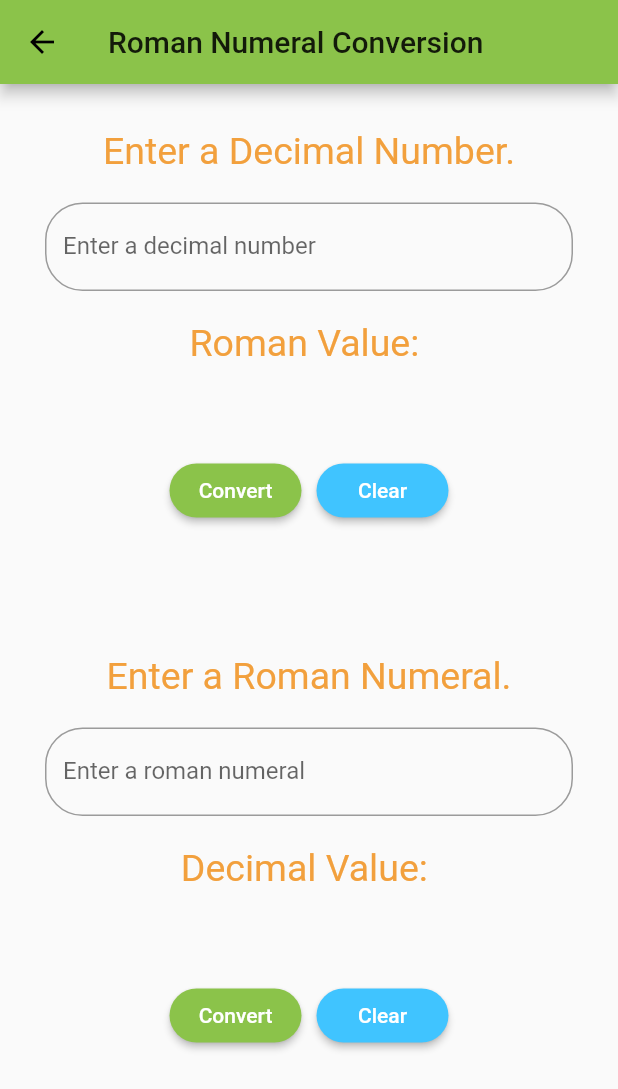
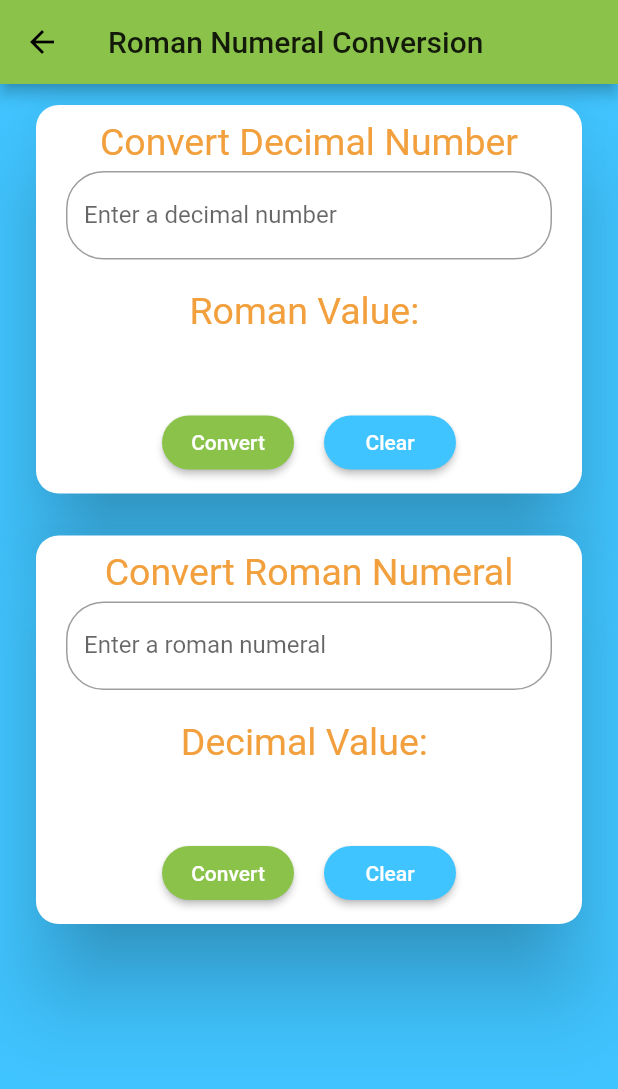
Before and after one commit to fordp/romannumerals, a Flutter app: the screen it shows after launch, after a tap on "Roman Conversion", on a phone screen of 412 x 824 dp. Shown: the top 1089 px of the screen. Run offline on Flutter 3.47's test engine with Material 2 defaults, Android fonts, the phone set to English and light mode, and no system bars; Roboto replaces fonts that are missing (Arvo).

Commit message:
Moved to single screen for roman numeral Conversion. Card widget display for different conversions.

```diff
--- a/lib/main.dart
+++ b/lib/main.dart
@@ -16,11 +16,11 @@ class MyApp extends StatelessWidget {
   @override
   Widget build(BuildContext context) {
     return MaterialApp(
-      title: 'Flutter Demo',
+      title: 'Number Conversionn',
       theme: ThemeData(
         primarySwatch: Colors.lightGreen,
       ),
-      home: MyHomePage(title: 'Roman Numeral Converter'),
+      home: MyHomePage(title: 'Number Conversion'),
     );
   }
 }
--- a/lib/pages/home_page.dart
+++ b/lib/pages/home_page.dart
@@ -1,7 +1,5 @@
 import 'package:flutter/material.dart';
 
-// import './decimal_to_roman.dart';
-// import './roman_to_decimal.dart';
 import './roman_conversion.dart';
 
 class MyHomePage extends StatefulWidget {
--- a/lib/pages/roman_conversion.dart
+++ b/lib/pages/roman_conversion.dart
@@ -1,5 +1,5 @@
 import 'package:flutter/material.dart';
-import 'package:supacentre_app/widgets/helpers/convert_to_decimal.dart';
+import 'package:kids_app/widgets/helpers/convert_to_decimal.dart';
 import '../widgets/helpers/convert_to_roman.dart';
 
 class RomanConversion extends StatefulWidget {
@@ -12,6 +12,8 @@ class RomanConversion extends StatefulWidget {
 class _RomanConversionState extends State<RomanConversion> {
   String _roman = "";
   String _dec = "";
+  double deviceHeight;
+  double deviceWidth;
 
   Widget createAppBar() {
     return AppBar(
@@ -31,6 +33,8 @@ class _RomanConversionState extends State<RomanConversion> {
       var theNum = myDecController.text;
       if (theNum.length == 0) {
         _roman = "Enter a Number.";
+      } else if (int.tryParse(theNum) >= 4000) {
+        _roman = "The number must be less than 4000.";
       } else {
         var dtr = new ConvertDecimalToRoman();
         var aa = dtr.decimalToRoman(int.tryParse(theNum));
@@ -70,7 +74,7 @@ class _RomanConversionState extends State<RomanConversion> {
     return new Padding(
       padding: const EdgeInsets.only(left: 20.0, right: 20.0),
       child: new TextField(
-        textInputAction: TextInputAction.go,
+        // textInputAction: TextInputAction.go,
         decoration: new InputDecoration(
           labelText: "Enter a decimal number",
           fillColor: Colors.white,
@@ -90,8 +94,10 @@ class _RomanConversionState extends State<RomanConversion> {
   }
 
   Widget textboxRomanEntryArea() {
-    return new TextField(
-      textInputAction: TextInputAction.go,
+    return new Padding(
+      padding: const EdgeInsets.only(left: 20.0, right: 20.0),
+      child: new TextField(
+        // textInputAction: TextInputAction.go,
         decoration: new InputDecoration(
           labelText: "Enter a roman numeral",
           fillColor: Colors.white,
@@ -106,6 +112,7 @@ class _RomanConversionState extends State<RomanConversion> {
             }),
         keyboardType: TextInputType.number,
         style: new TextStyle(fontFamily: "Arvo"),
+      ),
     );
   }
 
@@ -139,12 +146,12 @@ class _RomanConversionState extends State<RomanConversion> {
 
   Widget conversionDecimalResultAreaResult() {
     return Padding(
-      padding: const EdgeInsets.all(10.0),
+      padding: const EdgeInsets.all(5.0),
       child: new Text(
         _roman,
         style: TextStyle(
           fontWeight: FontWeight.bold,
-          fontSize: 30,
+          fontSize: 25,
           color: Colors.redAccent,
         ),
       ),
@@ -153,12 +160,12 @@ class _RomanConversionState extends State<RomanConversion> {
 
   Widget conversionRomanResultAreaResult() {
     return Padding(
-      padding: const EdgeInsets.all(10.0),
+      padding: const EdgeInsets.all(5.0),
       child: new Text(
         _dec,
         style: TextStyle(
           fontWeight: FontWeight.bold,
-          fontSize: 30,
+          fontSize: 25,
           color: Colors.redAccent,
         ),
       ),
@@ -167,7 +174,7 @@ class _RomanConversionState extends State<RomanConversion> {
 
   Widget convertDecimalButton() {
     return Padding(
-      padding: const EdgeInsets.all(5.0),
+      padding: const EdgeInsets.all(10.0),
       child: Builder(
         builder: (context) {
           return RaisedButton(
@@ -187,7 +194,7 @@ class _RomanConversionState extends State<RomanConversion> {
 
   Widget convertRomanButton() {
     return Padding(
-      padding: const EdgeInsets.all(5.0),
+      padding: const EdgeInsets.all(10.0),
       child: Builder(
         builder: (context) {
           return RaisedButton(
@@ -207,7 +214,7 @@ class _RomanConversionState extends State<RomanConversion> {
 
   Widget clearDecimalButton() {
     return Padding(
-      padding: const EdgeInsets.all(5.0),
+      padding: const EdgeInsets.all(10.0),
       child: Builder(
         builder: (context) {
           return RaisedButton(
@@ -227,7 +234,7 @@ class _RomanConversionState extends State<RomanConversion> {
 
   Widget clearRomanButton() {
     return Padding(
-      padding: const EdgeInsets.all(5.0),
+      padding: const EdgeInsets.all(10.0),
       child: Builder(
         builder: (context) {
           return RaisedButton(
@@ -272,20 +279,26 @@ class _RomanConversionState extends State<RomanConversion> {
   }
 
   Widget createDecimalConversionArea(BuildContext context) {
-    return Container(
-      padding: EdgeInsets.all(10.0),
-      // color: Colors.white,
+    return Center(
+      child: Padding(
+        padding:
+            EdgeInsets.only(top: 10.0, bottom: 10.0, left: 20.0, right: 20.0),
+        child: new Card(
+          shape: RoundedRectangleBorder(
+            borderRadius: BorderRadius.circular(15.0),
+          ),
+          elevation: 25.0,
           child: new Container(
-        child: new Center(
+            child: Container(
               child: new Column(
                 children: [
-              paddingEdgeInsetsTop(20.0),
+                  paddingEdgeInsetsTop(10.0),
                   new Text(
-                'Enter a Decimal Number.',
-                style:
-                    new TextStyle(color: hexToColor("#F2A03D"), fontSize: 25.0),
+                    'Convert Decimal Number',
+                    style: new TextStyle(
+                        color: hexToColor("#F2A03D"), fontSize: 25.0),
                   ),
-              paddingEdgeInsetsTop(20.0),
+                  paddingEdgeInsetsTop(5.0),
                   textboxDecimalEntryArea(),
                   conversionDecimalResultAreaText(),
                   conversionDecimalResultAreaResult(),
@@ -294,24 +307,32 @@ class _RomanConversionState extends State<RomanConversion> {
               ),
             ),
           ),
+        ),
+      ),
     );
   }
 
   Widget createRomanConversionArea(BuildContext context) {
-    return Container(
-      padding: EdgeInsets.all(30.0),
-      // color: Colors.white,
+    return Center(
+      child: Padding(
+        padding:
+            EdgeInsets.only(top: 10.0, bottom: 10.0, left: 20.0, right: 20.0),
+        child: new Card(
+          shape: RoundedRectangleBorder(
+            borderRadius: BorderRadius.circular(15.0),
+          ),
+          elevation: 25.0,
           child: new Container(
-        child: new Center(
+            child: Container(
               child: new Column(
                 children: [
-              paddingEdgeInsetsTop(40.0),
+                  paddingEdgeInsetsTop(10.0),
                   new Text(
-                'Enter a Roman Numeral.',
-                style:
-                    new TextStyle(color: hexToColor("#F2A03D"), fontSize: 25.0),
+                    'Convert Roman Numeral',
+                    style: new TextStyle(
+                        color: hexToColor("#F2A03D"), fontSize: 25.0),
                   ),
-              paddingEdgeInsetsTop(20.0),
+                  paddingEdgeInsetsTop(5.0),
                   textboxRomanEntryArea(),
                   conversionRomanResultAreaText(),
                   conversionRomanResultAreaResult(),
@@ -320,20 +341,28 @@ class _RomanConversionState extends State<RomanConversion> {
               ),
             ),
           ),
+        ),
+      ),
     );
   }
 
   Widget createBody(BuildContext context) {
-    return ListView(
+    return Container(
+      color: Colors.lightBlueAccent,
+      child: ListView(
         children: <Widget>[
           createDecimalConversionArea(context),
           createRomanConversionArea(context)
         ],
+      ),
     );
   }
 
   @override
   Widget build(BuildContext context) {
+    deviceHeight = MediaQuery.of(context).size.height;
+    deviceWidth = MediaQuery.of(context).size.width;
+
     return Scaffold(
       appBar: createAppBar(),
       body: createBody(context),
--- a/lib/widgets/decimal_to_roman.dart
+++ /dev/null
@@ -1,5 +0,0 @@
-import 'package:flutter/material.dart';
-import '../widgets/helpers/convert_to_roman.dart';
-
-class DecimalToRomanSection {
-}
--- a/pubspec.yaml
+++ b/pubspec.yaml
@@ -1,5 +1,5 @@
-name: supacentre_app
-description: A new Flutter project.
+name: kids_app
+description: A flutter app for my kids.
 
 # The following defines the version and build number for your application.
 # A version number is three numbers separated by dots, like 1.2.43
```
Also changed, not shown: 1 other file. Lines whose indentation alone changed are shown as unchanged.
